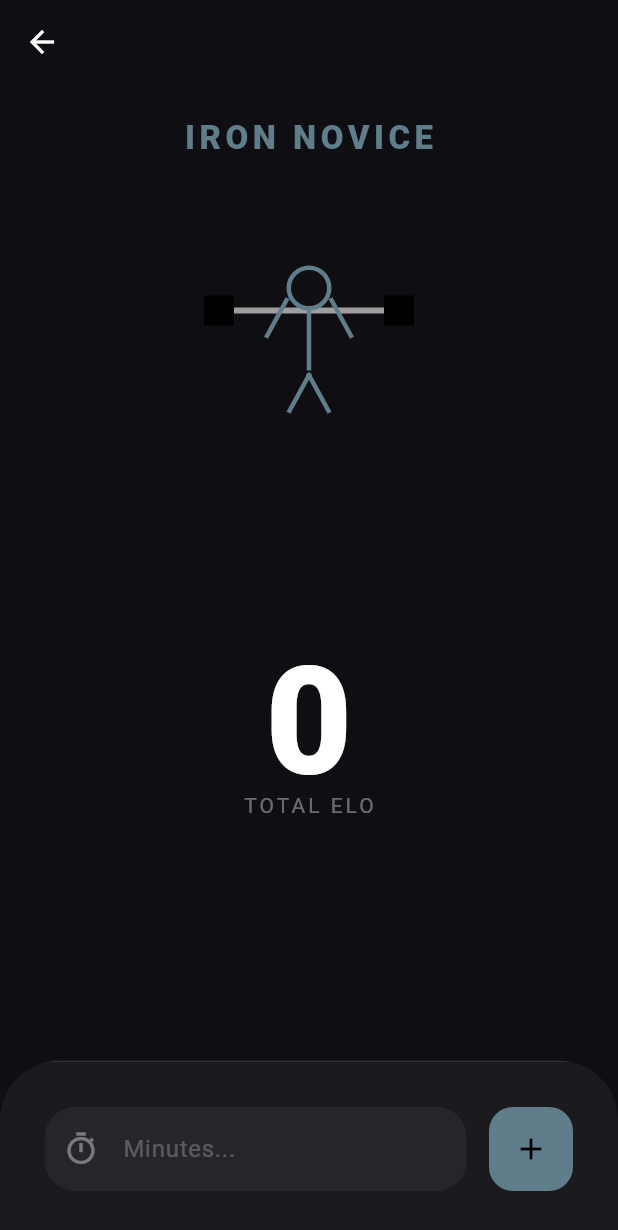
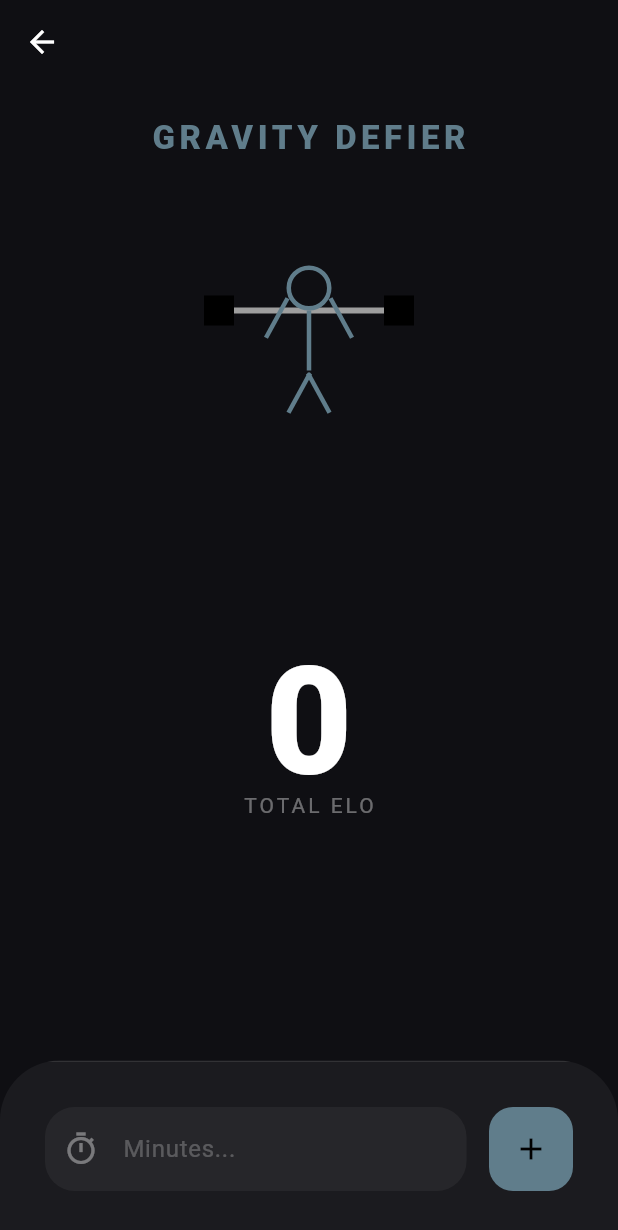
Before and after one commit to Bhatman00/Endeavour0, a Flutter app: the screen it shows once a user with an empty profile is signed in, after a tap on the "fitness center" icon, on a phone screen of 412 x 824 dp. Shown: the top 1230 px of the screen. Run offline on Flutter 3.47's test engine with Material 3 defaults, Android fonts, the phone set to English and light mode, and no system bars; our stand-ins replace cloud_firestore, firebase_auth, firebase_core, firebase_storage, image_picker; accounts and stored records are empty; network calls fail.

```diff
--- a/lib/gym_dashboard.dart
+++ b/lib/gym_dashboard.dart
@@ -2,6 +2,9 @@ import 'package:flutter/material.dart';
 import 'dart:ui';
 import 'package:cloud_firestore/cloud_firestore.dart';
 import 'package:firebase_auth/firebase_auth.dart';
+import 'package:flutter/services.dart';
+import 'rank_utils.dart';
+import 'juice_widgets.dart';
 
 class GymDashboard extends StatefulWidget {
   const GymDashboard({super.key});
@@ -19,6 +22,9 @@ class _GymDashboardState extends State<GymDashboard> {
   bool _prsSet = false;
   int _skillElo = 0;
   int _effortElo = 0;
+  String? _previousRankName;
+  bool _showCelebration = false;
+  Rank? _currentRank;
 
   int get _totalElo => _skillElo + _effortElo;
 
@@ -41,6 +47,8 @@ class _GymDashboardState extends State<GymDashboard> {
           setState(() {
             _skillElo = data['skillElo'] ?? 0;
             _effortElo = data['effortElo'] ?? 0;
+            _currentRank = RankUtils.getRank(_totalElo, RankUtils.gymRanks);
+            _previousRankName = _currentRank?.name;
 
             if (_skillElo > 0 ||
                 _effortElo > 0 ||
@@ -57,27 +65,7 @@ class _GymDashboardState extends State<GymDashboard> {
     }
   }
 
-  String getRankName(int elo) {
-    if (elo < 500) return "IRON NOVICE";
-    if (elo < 1500) return "BRONZE GRINDER";
-    if (elo < 3500) return "SILVER LIFTER";
-    if (elo < 7000) return "GOLD CRUSHER";
-    if (elo < 12000) return "PLATINUM POWER";
-    if (elo < 20000) return "DIAMOND ELITE";
-    if (elo < 35000) return "MASTER TITAN";
-    if (elo < 55000) return "GRANDMASTER LEGEND";
-    if (elo < 85000) return "MYTHIC VANGUARD";
-    return "CELESTIAL CHAMPION";
-  }
-
-  Color getRankColor(int elo) {
-    if (elo < 500) return Colors.blueGrey;
-    if (elo < 1500) return Colors.brown;
-    if (elo < 3500) return Colors.grey;
-    if (elo < 7000) return Colors.orange;
-    if (elo < 12000) return Colors.cyan;
-    return Colors.purpleAccent;
-  }
+  // Rank methods now handled by RankUtils
 
   String _formatElo(int elo) {
     if (elo < 1000) return elo.toString();
@@ -139,9 +127,21 @@ class _GymDashboardState extends State<GymDashboard> {
     int mins = int.tryParse(_effort.text) ?? 0;
 
     if (mins > 0) {
+      // Haptic Feedback on Add
+      HapticFeedback.heavyImpact();
+
+      final int newTotal = _totalElo + mins;
+      final newRank = RankUtils.getRank(newTotal, RankUtils.gymRanks);
+
       setState(() {
         _effortElo += mins;
         _effort.clear();
+
+        if (_previousRankName != null && newRank.name != _previousRankName) {
+          _showCelebration = true;
+          _currentRank = newRank;
+        }
+        _previousRankName = newRank.name;
       });
 
       String? uid = FirebaseAuth.instance.currentUser?.uid;
@@ -163,20 +163,27 @@ class _GymDashboardState extends State<GymDashboard> {
         iconTheme: const IconThemeData(color: Colors.white),
       ),
       body: SafeArea(
-        child: _prsSet
+        child: Stack(
+          children: [
+            _prsSet
                 ? _Dashboard(
                     totalElo: _totalElo,
                     effortController: _effort,
                     onAddEffort: _addEffort,
-                rankName: getRankName(_totalElo),
-                rankColor: getRankColor(_totalElo),
-                formatElo: _formatElo(_totalElo),
+                    rank: RankUtils.getRank(_totalElo, RankUtils.gymRanks),
                   )
                 : _Onboarding(
                     bench: _bench,
                     squat: _squat,
                     deadlift: _deadlift,
                     onCalculate: _calculateBaseline,
+                  ),
+            if (_showCelebration && _currentRank != null)
+              RankUpCelebration(
+                newRank: _currentRank!,
+                onDismiss: () => setState(() => _showCelebration = false),
+              ),
+          ],
         ),
       ),
     );
@@ -260,17 +267,13 @@ class _Dashboard extends StatelessWidget {
   final int totalElo;
   final TextEditingController effortController;
   final VoidCallback onAddEffort;
-  final String rankName;
-  final Color rankColor;
-  final String formatElo;
+  final Rank rank;
 
   const _Dashboard({
     required this.totalElo,
     required this.effortController,
     required this.onAddEffort,
-    required this.rankName,
-    required this.rankColor,
-    required this.formatElo,
+    required this.rank,
   });
 
   @override
@@ -283,31 +286,25 @@ class _Dashboard extends StatelessWidget {
           child: FittedBox(
             fit: BoxFit.scaleDown,
             child: Text(
-              rankName,
+              rank.name,
               style: TextStyle(
                 fontSize: 22,
                 fontWeight: FontWeight.w900,
-                color: rankColor,
+                color: rank.color,
                 letterSpacing: 3,
               ),
             ),
           ),
         ),
         const SizedBox(height: 20),
-        _StaticStickMan(rankColor: rankColor),
+        _StaticStickMan(rankColor: rank.color),
         const Spacer(),
         Padding(
           padding: const EdgeInsets.symmetric(horizontal: 40),
           child: FittedBox(
             fit: BoxFit.scaleDown,
-            child: Text(
-              formatElo,
-              style: const TextStyle(
-                fontSize: 100,
-                fontWeight: FontWeight.w900,
-                height: 0.9,
-                color: Colors.white,
-              ),
+            child: RollingEloCounter(
+              value: totalElo,
             ),
           ),
         ),
@@ -354,7 +351,7 @@ class _Dashboard extends StatelessWidget {
                   const SizedBox(width: 15),
                   FloatingActionButton(
                     onPressed: onAddEffort,
-                    backgroundColor: rankColor,
+                    backgroundColor: rank.color,
                     elevation: 0,
                     child: const Icon(Icons.add, color: Colors.black),
                   ),
--- a/lib/home_screen.dart
+++ b/lib/home_screen.dart
@@ -264,7 +264,7 @@ class HomeScreen extends StatelessWidget {
   }
 }
 
-class PathCircle extends StatelessWidget {
+class PathCircle extends StatefulWidget {
   final String title;
   final IconData icon;
   final Color color;
@@ -279,43 +279,92 @@ class PathCircle extends StatelessWidget {
   });
 
   @override
+  State<PathCircle> createState() => _PathCircleState();
+}
+
+class _PathCircleState extends State<PathCircle> {
+  bool _isHovered = false;
+
+  @override
   Widget build(BuildContext context) {
     return Column(
       mainAxisSize: MainAxisSize.min,
       children: [
-        GestureDetector(
+        MouseRegion(
+          onEnter: (_) => setState(() => _isHovered = true),
+          onExit: (_) => setState(() => _isHovered = false),
+          child: GestureDetector(
             onTap: () => Navigator.push(
               context,
-            MaterialPageRoute(builder: (context) => destination),
+              MaterialPageRoute(builder: (context) => widget.destination),
             ),
-          child: ClipOval(
-            child: BackdropFilter(
-              filter: ImageFilter.blur(sigmaX: 10, sigmaY: 10),
-              child: Container(
+            child: AnimatedScale(
+              scale: _isHovered ? 1.1 : 1.0,
+              duration: const Duration(milliseconds: 200),
+              curve: Curves.easeOutBack,
+              child: Stack(
+                alignment: Alignment.center,
+                children: [
+                  // Outer Glow
+                  AnimatedContainer(
+                    duration: const Duration(milliseconds: 300),
                     height: 120,
                     width: 120,
                     decoration: BoxDecoration(
                       shape: BoxShape.circle,
-                  color: Colors.white.withValues(alpha: 0.05),
+                      boxShadow: [
+                        BoxShadow(
+                          color: widget.color.withValues(
+                            alpha: _isHovered ? 0.3 : 0.0,
+                          ),
+                          blurRadius: 30,
+                          spreadRadius: 5,
+                        ),
+                      ],
+                    ),
+                  ),
+                  ClipOval(
+                    child: BackdropFilter(
+                      filter: ImageFilter.blur(sigmaX: 15, sigmaY: 15),
+                      child: AnimatedContainer(
+                        duration: const Duration(milliseconds: 200),
+                        height: 120,
+                        width: 120,
+                        decoration: BoxDecoration(
+                          shape: BoxShape.circle,
+                          color: Colors.white.withValues(
+                            alpha: _isHovered ? 0.12 : 0.05,
+                          ),
                           border: Border.all(
-                    color: color.withValues(alpha: 0.3),
+                            color: widget.color.withValues(
+                              alpha: _isHovered ? 0.6 : 0.3,
+                            ),
                             width: 2,
                           ),
                         ),
-                child: Icon(icon, size: 50, color: color),
+                        child: Icon(
+                          widget.icon,
+                          size: 50,
+                          color: widget.color,
+                        ),
+                      ),
+                    ),
+                  ),
+                ],
               ),
             ),
           ),
         ),
         const SizedBox(height: 15),
-        Text(
-          title,
-          style: const TextStyle(
+        AnimatedDefaultTextStyle(
+          duration: const Duration(milliseconds: 200),
+          style: TextStyle(
             fontSize: 14,
             fontWeight: FontWeight.bold,
-            color: Colors.white70,
+            color: _isHovered ? widget.color : Colors.white70,
             letterSpacing: 2,
           ),
+          child: Text(widget.title),
         ),
       ],
     );
--- /dev/null
+++ b/lib/rank_utils.dart
@@ -0,0 +1,62 @@
+import 'package:flutter/material.dart';
+
+class Rank {
+  final String name;
+  final Color color;
+  final int threshold;
+
+  const Rank({
+    required this.name,
+    required this.color,
+    required this.threshold,
+  });
+}
+
+class RankUtils {
+  static const List<Rank> gymRanks = [
+    Rank(name: "GRAVITY DEFIER", color: Colors.blueGrey, threshold: 0),
+    Rank(name: "BRONZE GRINDER", color: Colors.brown, threshold: 500),
+    Rank(name: "SILVER LIFTER", color: Colors.grey, threshold: 1500),
+    Rank(name: "GOLD CRUSHER", color: Colors.orange, threshold: 3500),
+    Rank(name: "PLATFORM VETERAN", color: Colors.cyan, threshold: 7000),
+    Rank(name: "DIAMOND ELITE", color: Colors.blueAccent, threshold: 12000),
+    Rank(name: "MASTER TITAN", color: Colors.purpleAccent, threshold: 20000),
+    Rank(name: "GRANDMASTER LEGEND", color: Colors.redAccent, threshold: 35000),
+    Rank(name: "MYTHIC VANGUARD", color: Colors.amberAccent, threshold: 55000),
+    Rank(name: "CELESTIAL CHAMPION", color: Colors.tealAccent, threshold: 85000),
+  ];
+
+  static const List<Rank> academicRanks = [
+    Rank(name: "NOVICE SCHOLAR", color: Colors.blueGrey, threshold: 0),
+    Rank(name: "DEDICATED STUDENT", color: Colors.lightBlue, threshold: 500),
+    Rank(name: "HONOURS RESEARCHER", color: Colors.blueAccent, threshold: 1500),
+    Rank(name: "MASTER INNOVATOR", color: Colors.indigoAccent, threshold: 3500),
+    Rank(name: "CHIEF ARCHITECT", color: Colors.deepPurpleAccent, threshold: 7000),
+    Rank(name: "KNOWLEDGE ARCHON", color: Colors.cyanAccent, threshold: 12000),
+    Rank(name: "UNIVERSAL MIND", color: Colors.white, threshold: 20000),
+  ];
+
+  static const List<Rank> artRanks = [
+    Rank(name: "NOVICE ARTIST", color: Colors.blueGrey, threshold: 0),
+    Rank(name: "DEDICATED CREATOR", color: Colors.pinkAccent, threshold: 500),
+    Rank(name: "SKILLED ARTISAN", color: Colors.deepOrangeAccent, threshold: 1500),
+    Rank(name: "MASTER VIRTUOSO", color: Colors.amberAccent, threshold: 3500),
+    Rank(name: "CHIEF VISIONARY", color: Colors.tealAccent, threshold: 7000),
+    Rank(name: "COSMIC CREATOR", color: Colors.purpleAccent, threshold: 12000),
+  ];
+
+  static Rank getRank(int elo, List<Rank> ranks) {
+    return ranks.lastWhere((r) => elo >= r.threshold, orElse: () => ranks.first);
+  }
+
+  static String formatElo(int elo) {
+    if (elo < 1000) return elo.toString();
+    if (elo < 1000000) {
+      return '${(elo / 1000).toStringAsFixed(1).replaceAll(RegExp(r'\.0$'), '')}K';
+    }
+    if (elo < 1000000000) {
+      return '${(elo / 1000000).toStringAsFixed(1).replaceAll(RegExp(r'\.0$'), '')}M';
+    }
+    return '${(elo / 1000000000).toStringAsFixed(1).replaceAll(RegExp(r'\.0$'), '')}B';
+  }
+}
```
Also changed, not shown: lib/academic_dashboard.dart (+45 -39 lines), lib/art_dashboard.dart (+40 -37 lines), lib/juice_widgets.dart (added, +221 -0 lines). Lines whose indentation alone changed are shown as unchanged.
